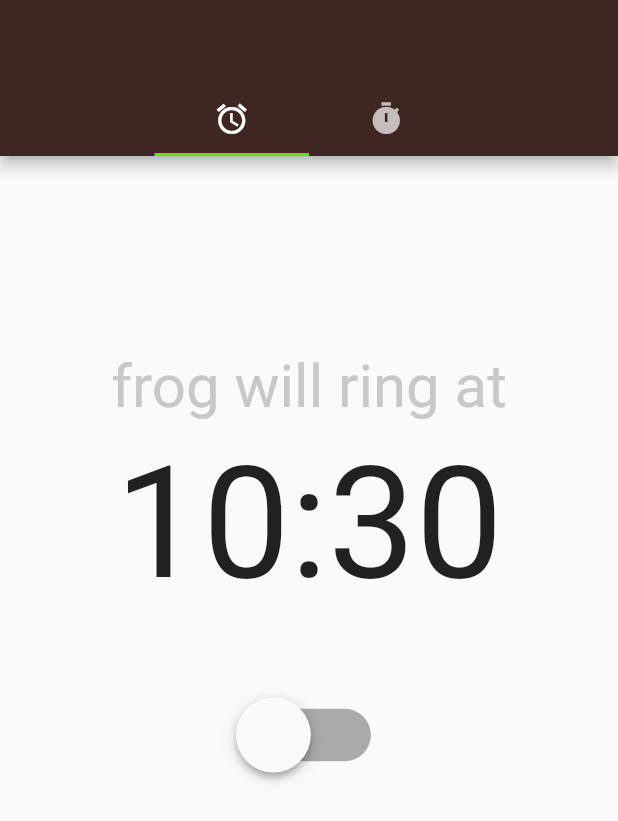
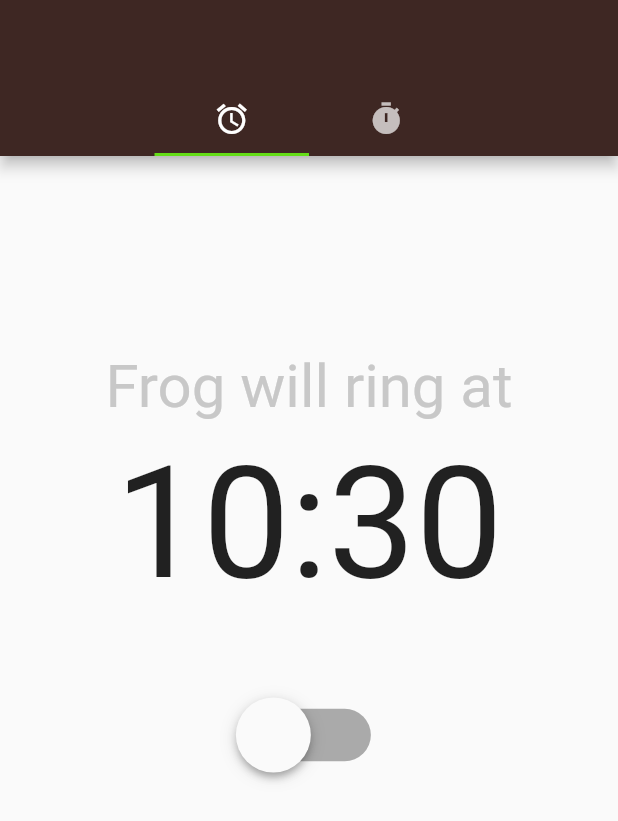
Before and after one commit to mattiasaksli/FrogClock, a Flutter app: the screen it shows after launch, on a phone screen of 412 x 824 dp. Shown: the top 821 px of the screen. Run offline on Flutter 3.47's test engine with Material 2 defaults, Android fonts, the phone set to English and light mode, and no system bars; our stand-ins replace flutter_blue, numberpicker.

Commit message:
Capital for title

```diff
--- a/lib/main.dart
+++ b/lib/main.dart
@@ -96,7 +96,7 @@ class AlarmState extends State<AlarmStateful> {
             Container(
               margin: EdgeInsets.fromLTRB(0, 80, 0, 50),
               child: Text(
-                "frog will ring at",
+                "Frog will ring at",
                 style: TextStyle(
                     fontSize: 40,
                     color: isSwitched
```
